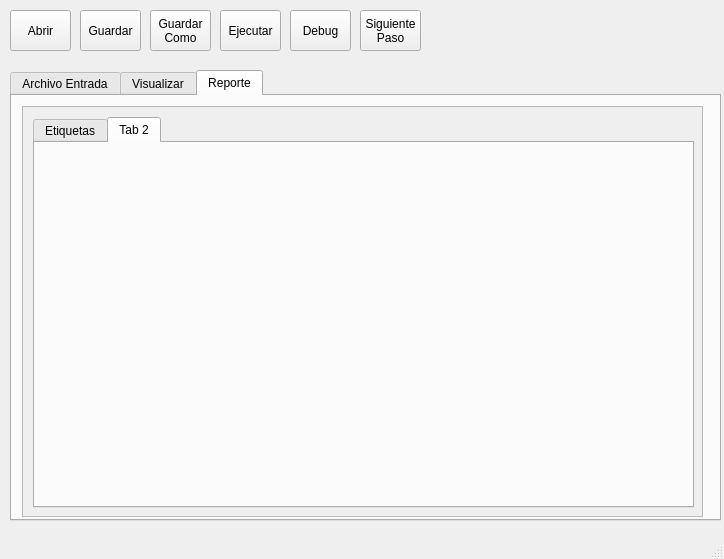
Above: Interfaz/gui.ui from esnorki2008/Interprete before the change. Below: the same form after it.
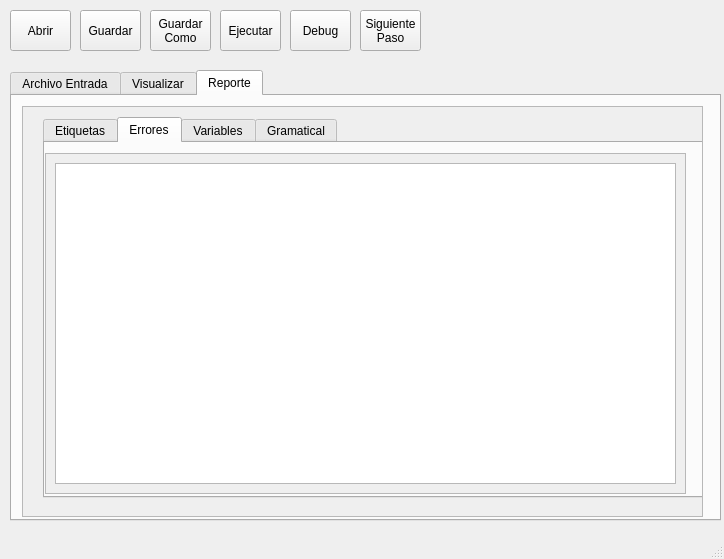
That is the form after the change. The open tabs and pages were chosen to show the change.

Commit message: Mostrar Errores

```diff
--- a/Interfaz/gui.ui
+++ b/Interfaz/gui.ui
@@ -297,10 +297,10 @@
        <widget class="QTabWidget" name="tabWidget_3">
         <property name="geometry">
          <rect>
-          <x>10</x>
+          <x>20</x>
           <y>10</y>
           <width>661</width>
-          <height>391</height>
+          <height>381</height>
          </rect>
         </property>
         <widget class="QWidget" name="tab_4">
@@ -338,7 +338,45 @@
         </widget>
         <widget class="QWidget" name="tab_6">
          <attribute name="title">
-          <string>Tab 2</string>
+          <string>Errores</string>
+         </attribute>
+         <widget class="QScrollArea" name="scrollArea_5">
+          <property name="geometry">
+           <rect>
+            <x>0</x>
+            <y>10</y>
+            <width>641</width>
+            <height>341</height>
+           </rect>
+          </property>
+          <property name="widgetResizable">
+           <bool>true</bool>
+          </property>
+          <widget class="QWidget" name="scrollAreaWidgetContents_5">
+           <property name="geometry">
+            <rect>
+             <x>0</x>
+             <y>0</y>
+             <width>639</width>
+             <height>339</height>
+            </rect>
+           </property>
+           <layout class="QHBoxLayout" name="horizontalLayout_2">
+            <item>
+             <widget class="QTableWidget" name="tabla_error"/>
+            </item>
+           </layout>
+          </widget>
+         </widget>
+        </widget>
+        <widget class="QWidget" name="tab_8">
+         <attribute name="title">
+          <string>Variables</string>
+         </attribute>
+        </widget>
+        <widget class="QWidget" name="tab_9">
+         <attribute name="title">
+          <string>Gramatical</string>
          </attribute>
         </widget>
        </widget>
```
Left out of the diff: 5 changed lines with no effect on the pictures. The commit also changes 7 other files.
